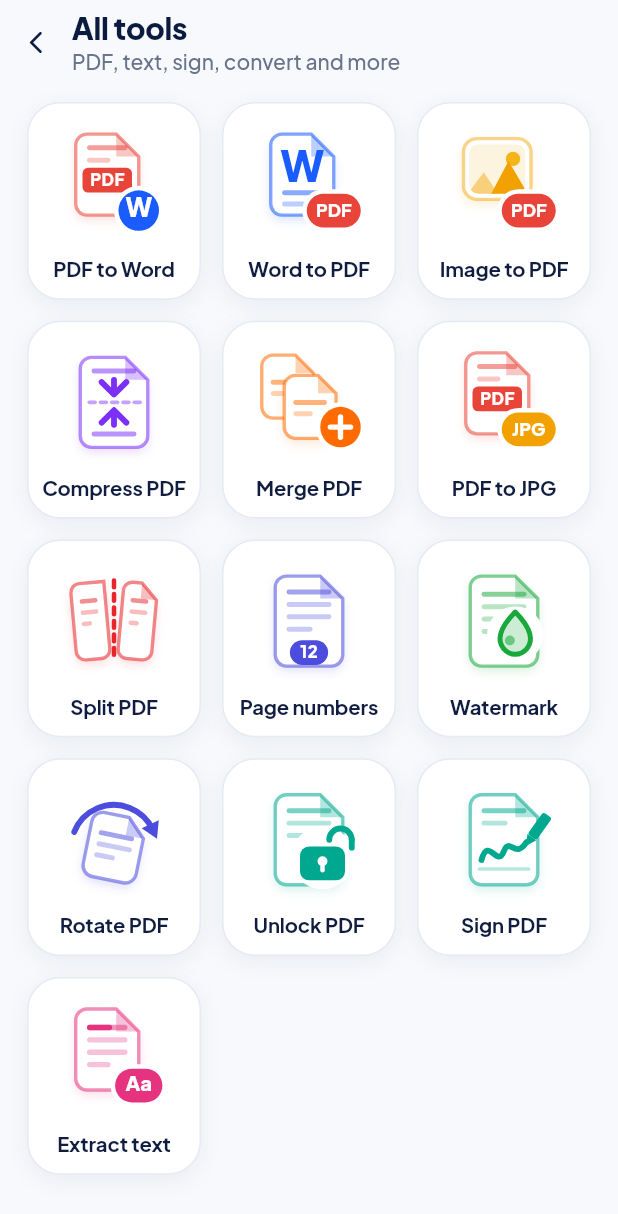
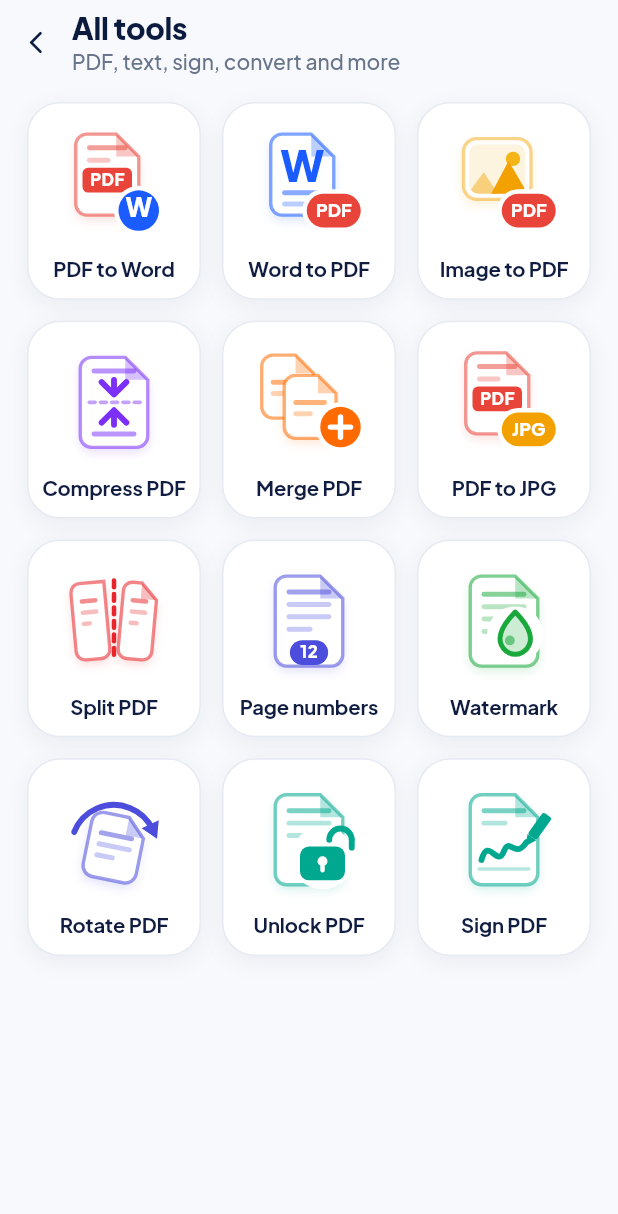
Before and after one commit to anubundu21-alt/scan, a Flutter app: the AllToolsScreen screen opened by its route, on a phone screen of 412 x 824 dp. Shown: the top 1214 px of the screen. Run offline on Flutter 3.47's test engine with Material 3 defaults, Android fonts, the phone set to English and light mode, and no system bars; our stand-ins replace camera, file_picker, flutter_riverpod, go_router, image_picker, in_app_purchase and 7 more; missing offline and left inert: cunning_document_scanner, gal; accounts and stored records are empty.

Commit message:
All tools: drop the Extract text tile; 1.5.119 (881)
Co-Authored-By: Claude Opus 5.5 <noreply@anthropic.com>

```diff
--- a/lib/features/home/presentation/all_tools_screen.dart
+++ b/lib/features/home/presentation/all_tools_screen.dart
@@ -282,12 +282,6 @@ const _allTools = <_ToolItem>[
     wash: Color(0xFFC9F2EA),
     ink: Color(0xFF00A88F),
   ),
-  _ToolItem(
-    id: 'extract',
-    title: 'Extract text',
-    wash: Color(0xFFFFD4E8),
-    ink: Color(0xFFE5337F),
-  ),
 ];
 
 class _ToolCard extends StatelessWidget {
--- a/pubspec.yaml
+++ b/pubspec.yaml
@@ -1,7 +1,7 @@
 name: scan2
 description: "Scanella — an offline document scanner with live edge detection, auto-capture, perspective correction and scan filters."
 publish_to: 'none'
-version: 1.5.118+880
+version: 1.5.119+881
 
 environment:
   sdk: '^3.12.0'
```
Also changed, not shown: 1 other file.
